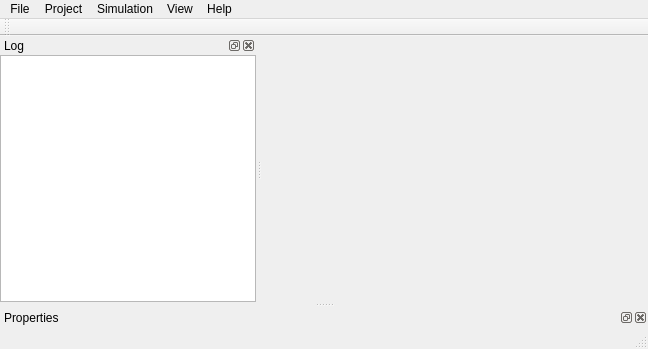
PearCoding/PearSim, file mainwindow.ui: the form before one commit.
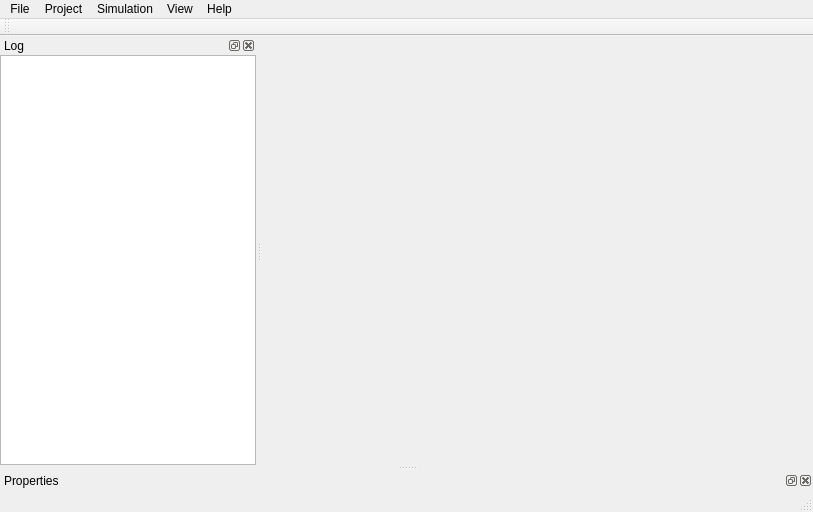
The form after the commit. Custom widgets are drawn as their Qt base class.

```diff
--- a/mainwindow.ui
+++ b/mainwindow.ui
@@ -6,8 +6,8 @@
    <rect>
     <x>0</x>
     <y>0</y>
-    <width>648</width>
-    <height>349</height>
+    <width>813</width>
+    <height>512</height>
    </rect>
   </property>
   <property name="windowTitle">
@@ -37,7 +37,7 @@
     <rect>
      <x>0</x>
      <y>0</y>
-     <width>648</width>
+     <width>813</width>
      <height>21</height>
     </rect>
    </property>
```
Left out of the diff: 40 changed lines with no effect on the pictures.
